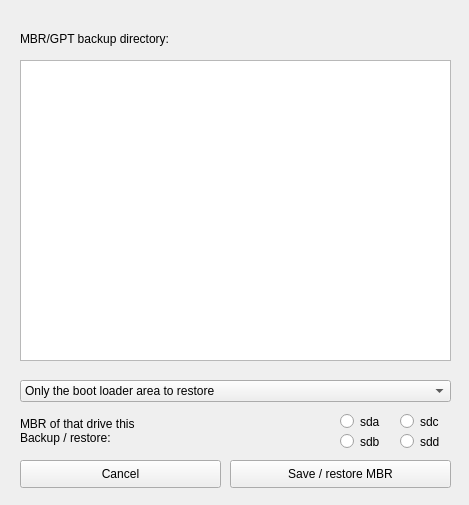
Before: the Qt Designer form src/ui/mbr_dialog.ui in necrose99/qt4-fsarchiver, drawn with Qt 5.
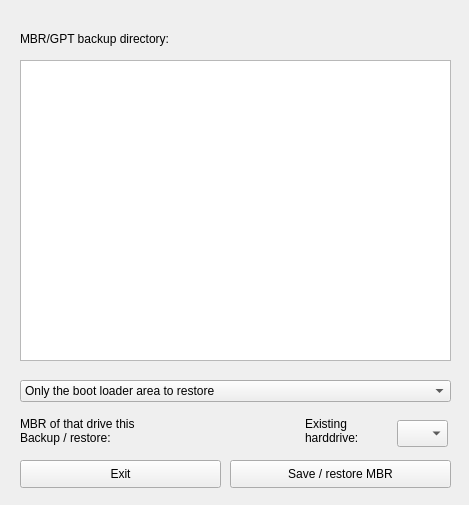
After: the same form once the commit is applied.

What changed in the file:
```diff
--- a/src/ui/mbr_dialog.ui
+++ b/src/ui/mbr_dialog.ui
@@ -58,7 +58,7 @@
     </rect>
    </property>
    <property name="text">
-    <string extracomment="Abbrechen">Cancel</string>
+    <string extracomment="Abbrechen">Exit</string>
    </property>
   </widget>
   <widget class="QPushButton" name="bt_save">
@@ -108,7 +108,7 @@
     <rect>
      <x>20</x>
      <y>410</y>
-     <width>311</width>
+     <width>281</width>
      <height>41</height>
     </rect>
    </property>
@@ -117,58 +117,55 @@
 Backup / restore:</string>
    </property>
   </widget>
-  <widget class="QRadioButton" name="rdbt_sda">
+  <widget class="QComboBox" name="cmb_disk">
    <property name="geometry">
     <rect>
-     <x>340</x>
-     <y>410</y>
-     <width>61</width>
-     <height>23</height>
+     <x>397</x>
+     <y>420</y>
+     <width>51</width>
+     <height>27</height>
     </rect>
    </property>
-   <property name="text">
-    <string extracomment="sda">sda</string>
-   </property>
   </widget>
-  <widget class="QRadioButton" name="rdbt_sdb">
+  <widget class="QLabel" name="label_3">
    <property name="geometry">
     <rect>
-     <x>340</x>
-     <y>430</y>
-     <width>61</width>
-     <height>23</height>
-    </rect>
-   </property>
-   <property name="text">
-    <string extracomment="sdb">sdb</string>
-   </property>
-  </widget>
-  <widget class="QRadioButton" name="rdbt_sdc">
-   <property name="geometry">
-    <rect>
-     <x>400</x>
+     <x>305</x>
      <y>410</y>
-     <width>61</width>
-     <height>23</height>
+     <width>81</width>
+     <height>41</height>
     </rect>
    </property>
    <property name="text">
-    <string extracomment="sdc">sdc</string>
+    <string>Existing
+harddrive:</string>
    </property>
+   <property name="buddy">
+    <cstring>cmb_disk</cstring>
+   </property>
   </widget>
-  <widget class="QRadioButton" name="rdbt_sdd">
+  <widget class="QPushButton" name="bt_dummy">
    <property name="geometry">
     <rect>
-     <x>400</x>
-     <y>430</y>
-     <width>61</width>
-     <height>23</height>
+     <x>190</x>
+     <y>460</y>
+     <width>21</width>
+     <height>27</height>
     </rect>
    </property>
    <property name="text">
-    <string extracomment="sdd">sdd</string>
+    <string/>
    </property>
   </widget>
+  <zorder>bt_dummy</zorder>
+  <zorder>cmb_mbr</zorder>
+  <zorder>bt_end</zorder>
+  <zorder>bt_save</zorder>
+  <zorder>treeView</zorder>
+  <zorder>label</zorder>
+  <zorder>label_2</zorder>
+  <zorder>cmb_disk</zorder>
+  <zorder>label_3</zorder>
  </widget>
  <resources/>
  <connections/>
```
Left out of the diff: 19 changed lines with no effect on the pictures.
